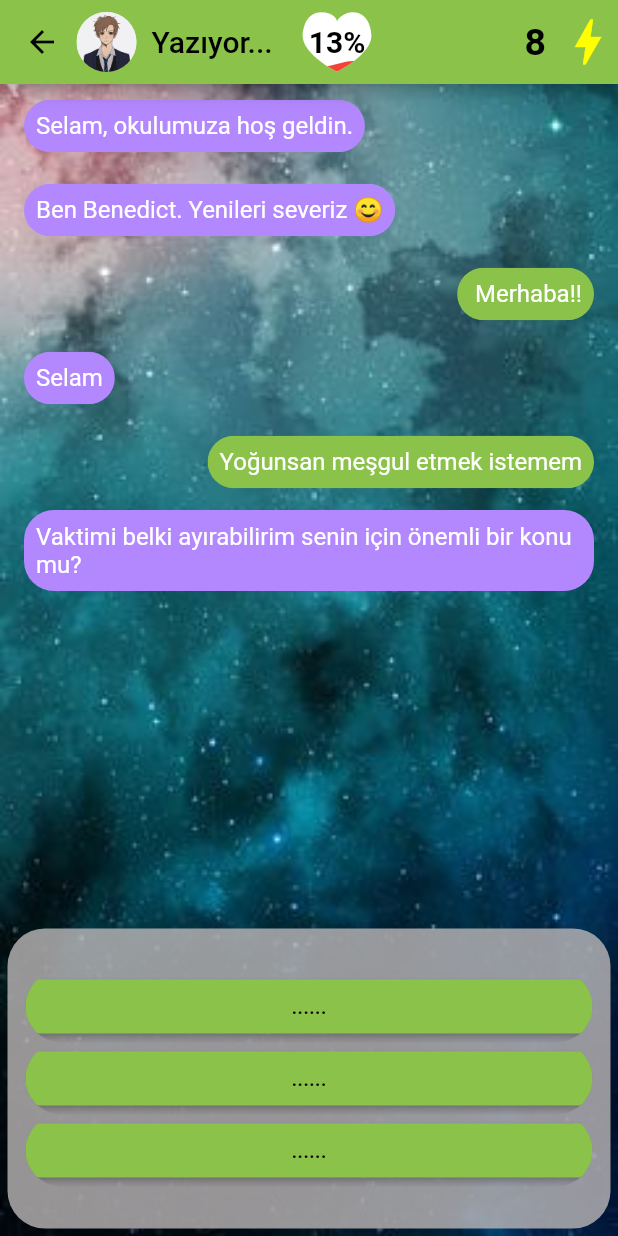
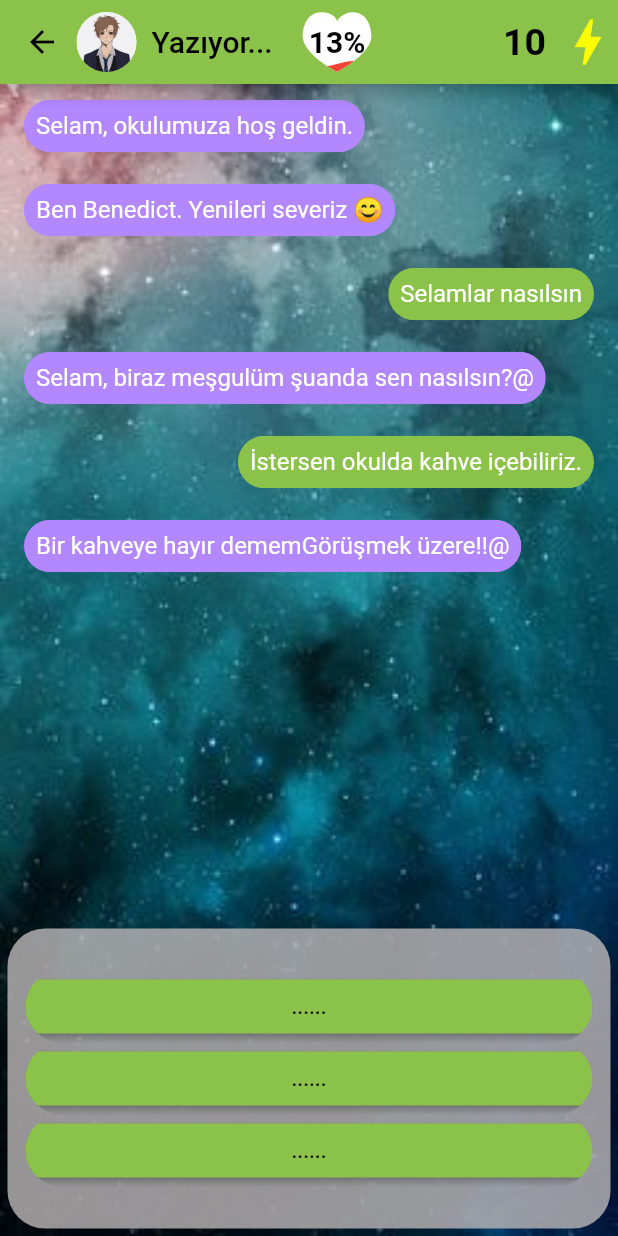
Before and after one commit to emreozsoy/MessagingAppProject, a Flutter app: the ConversationPage screen opened directly with empty values, after a tap on "Merhaba!!", after a tap on "Yazıyor...", after a tap on "Yoğunsan meşgul etmek istemem", on a phone screen of 412 x 824 dp. Run offline on Flutter 3.47's test engine with Material 2 defaults, Android fonts, the phone set to English and light mode, and no system bars; our stand-ins replace google_fonts, google_mobile_ads, liquid_progress_indicator, shared_preferences; accounts and stored records are empty.

Commit message:
day_mechanic_code_01
Başlangıç gün mekaniği kodu

```diff
--- a/lib/charactersText.dart
+++ b/lib/charactersText.dart
@@ -1,15 +1,15 @@
 class CharactersTextRepository{
   final List<CharactersText> charactersText=[
   CharactersText([
-  "Selam",
-  "Selam, biraz meşgulüm şuanda sen nasılsın?",
+  "Selam@",
+  "Selam, biraz meşgulüm şuanda sen nasılsın?@",
   "Tanışalım ben Deniz, seni daha önce gördüğümü sanmıyorum.",
 
-  "Ben adım da Deniz, bende memnun oldum",
+  "Ben adım da Deniz, bende memnun oldum@",
   "Vaktimi belki ayırabilirim senin için önemli bir konu mu?",
   "Bir kahveye hayır demem"
 
-  "Görüşmek üzere!!",
+  "Görüşmek üzere!!@",
   "Bye byee!",
   "images/Musuem.png",
 
--- a/lib/screens/coversation_page.dart
+++ b/lib/screens/coversation_page.dart
@@ -10,6 +10,8 @@ import 'package:untitled/messages.dart';
 import 'package:shared_preferences/shared_preferences.dart';
 import 'package:google_mobile_ads/google_mobile_ads.dart';
 import 'package:untitled/screens/profileScreen.dart';
+
+import '../main.dart';
 const int maxFailedLoadAttempts = 3;
 
 class ConversationPage extends StatefulWidget {
@@ -385,7 +387,6 @@ class _ConversationPageState extends State<ConversationPage>
                                   } else {
                                     badAnswr();
                                   }
-                                  energy-=1;
 
                                 },
                                 child: _isButtonDisabled
@@ -427,7 +428,6 @@ class _ConversationPageState extends State<ConversationPage>
                                   } else {
                                     badAnswr();
                                   }
-                                  energy-=1;
 
                                 },
                                 child: _isButtonDisabled
@@ -470,7 +470,6 @@ class _ConversationPageState extends State<ConversationPage>
                                   } else {
                                     badAnswr();
                                   }
-                                  energy-=1;
 
                                 },
                                 child: _isButtonDisabled
@@ -506,22 +505,30 @@ class _ConversationPageState extends State<ConversationPage>
 
   void playerResponse(int whichText) { //Burdaki ifler fazla
     setState(() {
+      if(charactersTextRepository.charactersText[5].text.elementAt(textPos+whichText).endsWith("@")
+          ||charactersTextRepository.charactersText[widget.index].text.elementAt(textPos+whichText).endsWith("@") ){
+        charactersTextRepository.charactersText[widget.index+5].text.elementAt(textPos+whichText).substring(0, charactersTextRepository.charactersText[widget.index+5].text.elementAt(textPos+whichText).length-1);
+        charactersTextRepository.charactersText[widget.index].text.elementAt(textPos+whichText).substring(0, charactersTextRepository.charactersText[5].text.elementAt(textPos+whichText).length-1);
+        charactersTextRepository.charactersText[widget.index+5].text.elementAt(textPos+whichText).replaceFirst(RegExp(r"@"),"");
+        charactersTextRepository.charactersText[widget.index].text.elementAt(textPos+whichText).replaceFirst(RegExp(r"@"),"");
+
+        /* Navigator.push(
+        context,
+        MaterialPageRoute(builder: (context) => const MyApp()),
+      );*/
+      }
+
+
       type = 3;
       _scrollController.jumpTo(_scrollController.position.maxScrollExtent);
-      if(whichText == 1){
+
         messagesRepository.messages[widget.index].msg.add(
-            charactersTextRepository.charactersText[widget.index+5].text.elementAt(textPos));
-      }
-      else if(whichText==2){
-        messagesRepository.messages[widget.index].msg.add(
-            charactersTextRepository.charactersText[widget.index+5].text.elementAt(textPos+1));
-      }
-      else if(whichText==3){
-        messagesRepository.messages[widget.index].msg.add(
-            charactersTextRepository.charactersText[widget.index+5].text.elementAt(textPos+2));
-      }
+            charactersTextRepository.charactersText[widget.index+5].text.elementAt(textPos+whichText));
+
       messagesRepository.messages[widget.index].user.add("Player");
     });
+
+
   }
 
   int random(min, max) {
@@ -551,44 +558,23 @@ class _ConversationPageState extends State<ConversationPage>
       setState(() {
         type = 1;
         messagesRepository.messages[widget.index].user.add("Bot");
-        print(textPos);
       });
       await Future.delayed(Duration(seconds: random(1,2)));
       setState(() {
         type = 2;
-        print("AnsweCounter= ${answerCounter}");
 
-
-        if(firstMsg==0 && whichText == 1){ // burdaki ifler fazla
+        if(firstMsg==0){ // burdaki ifler fazla
           firstMsg++;
           messagesRepository.messages[widget.index].msg.add(
               charactersTextRepository
                   .charactersText[widget.index].text
-                  .elementAt(textPos));
-        }
-        else if(firstMsg==0 && whichText == 2 ){
-
-            firstMsg++;
-            messagesRepository.messages[widget.index].msg.add(
-                charactersTextRepository
-                    .charactersText[widget.index].text
-                    .elementAt(textPos+1));
-
-        }
-        else if(firstMsg==0 && whichText == 3 ){
-
-          firstMsg++;
-          messagesRepository.messages[widget.index].msg.add(
-              charactersTextRepository
-                  .charactersText[widget.index].text
-                  .elementAt(textPos+2));
+                  .elementAt(textPos+whichText));
         }
         else{
           messagesRepository.messages[widget.index].msg.add(
               charactersTextRepository
                   .charactersText[widget.index].text
                   .elementAt(whichPoint[answerCounter]));
-
         }
         answerCounter--;
         _scrollController.animateTo(
@@ -616,14 +602,11 @@ class _ConversationPageState extends State<ConversationPage>
 
   void equalData() async {
     final prefs = await SharedPreferences.getInstance();
-    //await Future.delayed(Duration(seconds: random(4, 7)));
     setState(() {
         textPos = prefs.getInt('textPos${widget.index}') ?? 0;
         messagesRepository.messages[widget.index].msg= prefs.getStringList('messages${widget.index}')!;//Giving null
         messagesRepository.messages[widget.index].user= prefs.getStringList("mssgSend${widget.index}")!;
         charactersPointRepository.characterPoint[widget.index].sumPoint = prefs.getInt('prefSum${widget.index}')!;
-        energy = prefs.getInt('energy') ?? 10;
-        print(prefs.getInt('energy'));
     });
   }
   void saveData() async {
@@ -633,10 +616,8 @@ class _ConversationPageState extends State<ConversationPage>
     await prefs.setStringList('messages${widget.index}',messagesRepository.messages[widget.index].msg);
     await prefs.setStringList("mssgSend${widget.index}", messagesRepository.messages[widget.index].user);
     await prefs.setInt('prefSum${widget.index}',charactersPointRepository.characterPoint[widget.index].sumPoint );
-    await prefs.setInt('energy',energy);
 
   //  await prefs.clear(); delete all prefs
-
   }
   Path _buildHeartPath() {
     double x=2.4;
@@ -653,21 +634,12 @@ class _ConversationPageState extends State<ConversationPage>
   bool checkFirstOpen(){
         if(prefs.getInt('FirstTime${widget.index}') ==0){
           prefs.setInt("FirstTime${widget.index}')", 1);
-          setState(() {
-            prefs.setInt('energy', 10);
-          });
           return true;
         }
         else{return false;}
   }
 
 Color?  SelecBoxColor(int index) {
-  /* color : messagesRepository
-      .messages[widget.index]
-      .user[index] !=
-      "Bot"
-      ? Colors.lightGreen
-      : Colors.deepPurpleAccent.shade100,*/
 
   if(messagesRepository
       .messages[widget.index].msg[index].contains(".png")){
@@ -676,11 +648,8 @@ Color?  SelecBoxColor(int index) {
     else if (messagesRepository
         .messages[widget.index]
         .user[index]=="Bot"){
-
       return Colors.deepPurpleAccent.shade100;
-
     }
-
     else{
       return Colors.lightGreen;
     }
```
